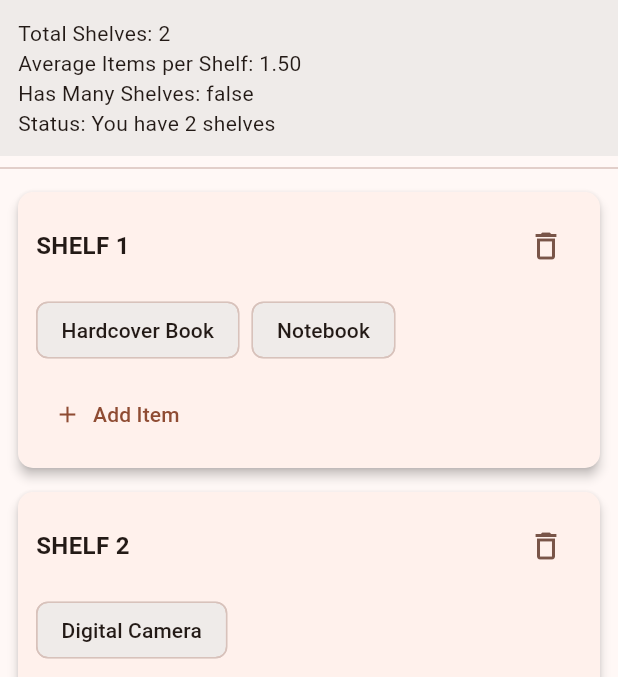
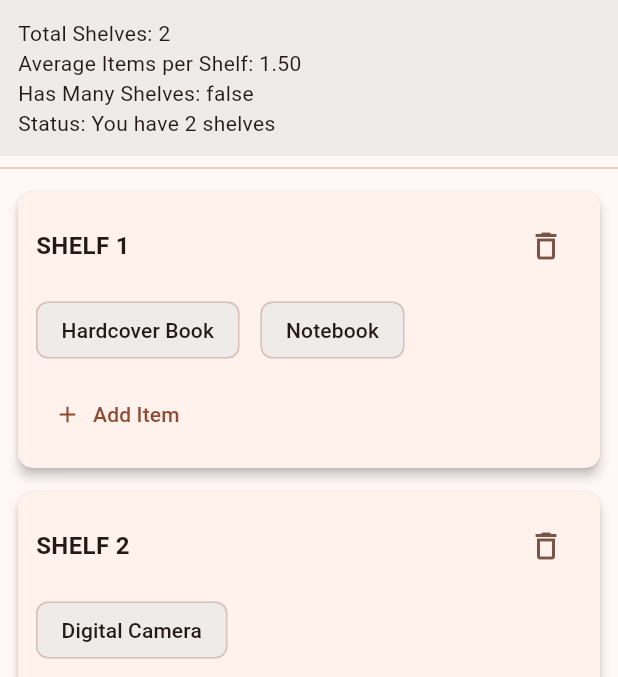
Before and after one commit to Anselm-Gacrama/shelfshap, a Flutter app: the screen it shows after launch, on a phone screen of 412 x 824 dp, the part 84-761 px from its top. Run offline on Flutter 3.47's test engine with Material 3 defaults, Android fonts, the phone set to English and light mode, and no system bars.

Commit message:
Increase spacing in item wrap

```diff
--- a/lib/main.dart
+++ b/lib/main.dart
@@ -289,7 +289,7 @@ class _ShelfHomeState extends State<ShelfHome> {
 
               // Items
               Wrap(
-                spacing: 8,
+                spacing: 14,
                 runSpacing: 8,
                 children: shelf.items.asMap().entries.map((entry) {
                   final iIndex = entry.key;
```
